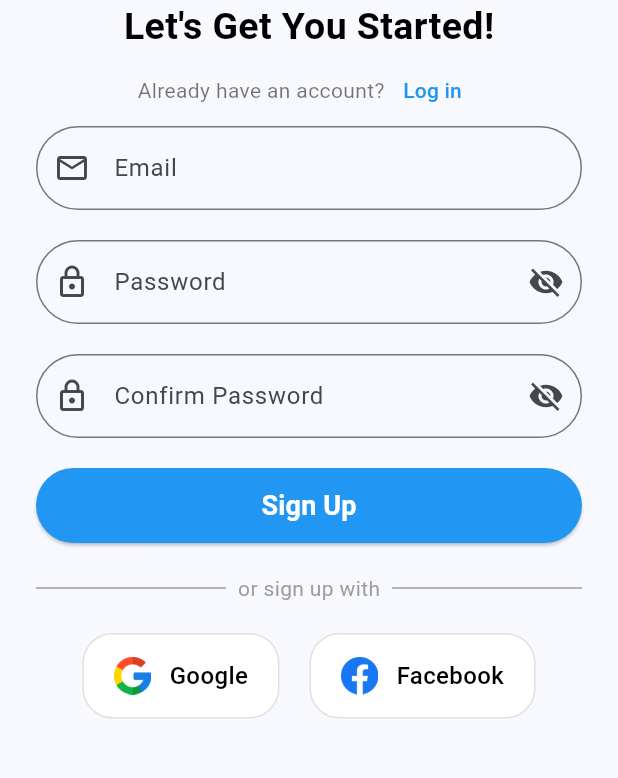
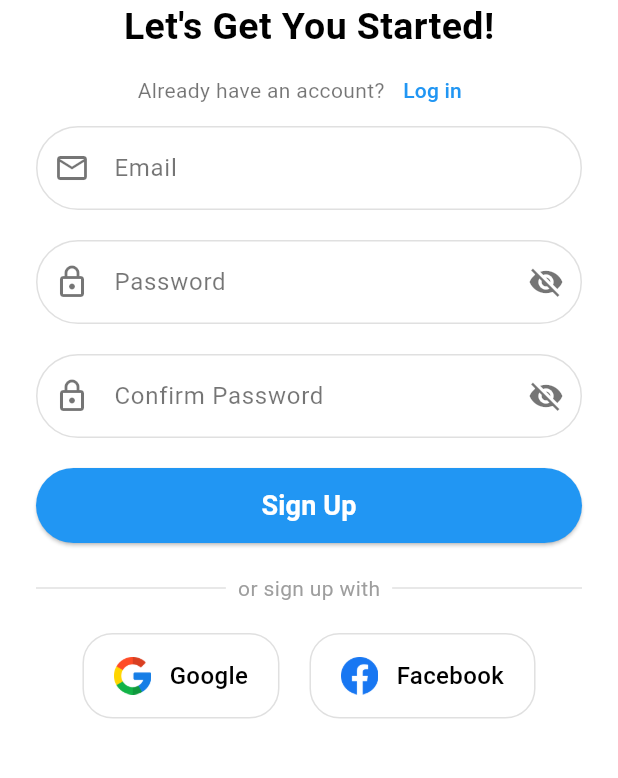
Before and after one commit to Jhn-Zechariah/PRiSM_CapstoneProject, a Flutter app: the screen it shows after launch, after a tap on "Sign Up", on a phone screen of 412 x 824 dp, the part 306-1084 px from its top. Run offline on Flutter 3.47's test engine with Material 3 defaults, Android fonts, the phone set to English and light mode, and no system bars; our stand-ins replace curved_navigation_bar, firebase_auth, firebase_core, fl_chart, flutter_bloc, lottie and 1 more; accounts and stored records are empty; generated files the repository leaves out were written again.

Commit message:
- Updated startup logo - Theme mode code file seperated from main - Updated lightmode and darkmode background color adjusted based on lottie bg color - Started firebase auth - Reconstruct file architecture - Added textfield and button template for reusability

```diff
--- /dev/null
+++ b/lib/features/auth/presentation/components/custom_button.dart
@@ -0,0 +1,36 @@
+import 'package:flutter/material.dart';
+
+class CustomButton extends StatelessWidget {
+  final String text;
+  final VoidCallback onPressed;
+
+  const CustomButton({
+    super.key,
+    required this.text,
+    required this.onPressed,
+  });
+
+  @override
+  Widget build(BuildContext context) {
+    final isDarkMode = Theme.of(context).brightness == Brightness.dark;
+
+    return ElevatedButton(
+      onPressed: onPressed,
+      style: ElevatedButton.styleFrom(
+        minimumSize: const Size(double.infinity, 50),
+        backgroundColor: isDarkMode ? Colors.white : Colors.blue,
+        foregroundColor: isDarkMode ? Colors.black : Colors.white,
+        shape: RoundedRectangleBorder(
+          borderRadius: BorderRadius.circular(30),
+        ),
+      ),
+      child: Text(
+        text,
+        style: const TextStyle(
+          fontSize: 18,
+          fontWeight: FontWeight.bold,
+        ),
+      ),
+    );
+  }
+}
--- /dev/null
+++ b/lib/features/auth/presentation/components/custom_textfield.dart
@@ -0,0 +1,56 @@
+import 'package:flutter/material.dart';
+
+class CustomTextField extends StatelessWidget {
+  final TextEditingController controller;
+  final String labelText;
+  final IconData? prefixIcon; //add '?' if not required
+  final bool obscureText;
+  final Widget? suffixIcon;
+  final String? Function(String?)? validator; // Add validator property
+
+  const CustomTextField({
+    super.key,
+    required this.controller,
+    required this.labelText,
+    this.prefixIcon,
+    this.obscureText = false,
+    this.suffixIcon,
+    this.validator,
+  });
+
+  @override
+  Widget build(BuildContext context) {
+    final isDarkMode = Theme.of(context).brightness == Brightness.dark;
+
+    return TextFormField(
+      controller: controller,
+      obscureText: obscureText,
+      validator: validator,
+      style: TextStyle(
+        color: isDarkMode ? Colors.white : Colors.black,
+      ),
+      decoration: InputDecoration(
+        labelText: labelText,
+        labelStyle: TextStyle(
+          color: isDarkMode ? Colors.white60 : Colors.black54,
+        ),
+        prefixIcon: prefixIcon != null
+            ? Icon(
+          prefixIcon,
+          color: isDarkMode ? Colors.white60 : Colors.black54,
+        )
+            : null,
+        suffixIcon: suffixIcon,
+        enabledBorder: OutlineInputBorder(
+          borderRadius: BorderRadius.circular(30),
+          borderSide: BorderSide(
+            color: isDarkMode ? Colors.white24 : Colors.black12,
+          ),
+        ),
+        border: OutlineInputBorder(
+          borderRadius: BorderRadius.circular(30),
+        ),
+      ),
+    );
+  }
+}
--- a/lib/screens/login_screen.dart
+++ b/lib/features/auth/presentation/pages/login_screen.dart
@@ -1,6 +1,9 @@
 import 'package:flutter/material.dart';
-import 'signup_screen.dart';
-import 'Dashboard_Screen.dart'; // Ensure this filename matches exactly (case-sensitive)
+import '../../../../screens/signup_screen.dart';
+import '../../../../screens/Dashboard_Screen.dart';
+import 'package:prism_app/features/auth/presentation/components/custom_textfield.dart';
+import 'package:prism_app/features/auth/presentation/components/custom_button.dart';
+
 
 class LoginScreen extends StatefulWidget {
   final VoidCallback onThemeToggle;
@@ -19,11 +22,7 @@ class LoginScreenState extends State<LoginScreen> {
 
   // --- MODIFIED LOGIN FOR TESTING ---
   void _login() {
-    // For direct testing: We skip the if(_formKey.currentState!.validate()) check
-    // so you can enter the app immediately upon clicking the button.
-
     debugPrint("Testing Mode: Navigating directly to Dashboard...");
-
     Navigator.pushReplacement(
       context,
       MaterialPageRoute(
@@ -40,7 +39,6 @@ class LoginScreenState extends State<LoginScreen> {
     final isDarkMode = Theme.of(context).brightness == Brightness.dark;
 
     return Scaffold(
-      // Set background color based on theme
       backgroundColor: isDarkMode ? const Color(0xFF121212) : Colors.white,
       body: SafeArea(
         child: SingleChildScrollView(
@@ -53,9 +51,7 @@ class LoginScreenState extends State<LoginScreen> {
                 children: [
                   const SizedBox(height: 60),
                   Image.asset(
-                    isDarkMode
-                        ? 'assets/logo_dark.png'
-                        : 'assets/logo_light.png',
+                    isDarkMode ? 'assets/logo_dark.png' : 'assets/logo_light.png',
                     width: 200,
                     errorBuilder: (context, error, stackTrace) => Icon(
                       Icons.business,
@@ -63,7 +59,6 @@ class LoginScreenState extends State<LoginScreen> {
                       color: isDarkMode ? Colors.white24 : Colors.grey,
                     ),
                   ),
-
                   Text(
                     "Welcome Back!",
                     style: TextStyle(
@@ -101,87 +96,41 @@ class LoginScreenState extends State<LoginScreen> {
                     ],
                   ),
                   const SizedBox(height: 10),
-                  TextFormField(
+
+                  //Email
+                  CustomTextField(
                     controller: emailController,
-                    style: TextStyle(
-                      color: isDarkMode ? Colors.white : Colors.black,
+                    labelText: "Email",
+                    prefixIcon: Icons.email_outlined,
                   ),
-                    decoration: InputDecoration(
-                      labelText: "Email",
-                      labelStyle: TextStyle(
-                        color: isDarkMode ? Colors.white60 : Colors.black54,
-                      ),
-                      prefixIcon: Icon(
-                        Icons.email_outlined,
-                        color: isDarkMode ? Colors.white60 : Colors.black54,
-                      ),
-                      enabledBorder: OutlineInputBorder(
-                        borderRadius: BorderRadius.circular(30),
-                        borderSide: BorderSide(
-                          color: isDarkMode ? Colors.white24 : Colors.black12,
-                        ),
-                      ),
-                      border: OutlineInputBorder(
-                        borderRadius: BorderRadius.circular(30),
-                      ),
-                    ),
-                  ),
+
                   const SizedBox(height: fieldSpacing),
-                  TextFormField(
+
+                  //Password
+                  CustomTextField(
                     controller: passwordController,
+                    labelText: "Password",
+                    prefixIcon: Icons.lock_outlined,
                     obscureText: _obscurePassword,
-                    style: TextStyle(
-                      color: isDarkMode ? Colors.white : Colors.black,
-                    ),
-                    decoration: InputDecoration(
-                      labelText: "Password",
-                      labelStyle: TextStyle(
-                        color: isDarkMode ? Colors.white60 : Colors.black54,
-                      ),
-                      prefixIcon: Icon(
-                        Icons.lock_outlined,
-                        color: isDarkMode ? Colors.white60 : Colors.black54,
-                      ),
                     suffixIcon: IconButton(
                       icon: Icon(
-                          _obscurePassword
-                              ? Icons.visibility_off
-                              : Icons.visibility,
+                        _obscurePassword ? Icons.visibility_off : Icons.visibility,
+                        color: isDarkMode ? Colors.white60 : Colors.black54,
                       ),
                       onPressed: () => setState(
                             () => _obscurePassword = !_obscurePassword,
                       ),
                     ),
-                      enabledBorder: OutlineInputBorder(
-                        borderRadius: BorderRadius.circular(30),
-                        borderSide: BorderSide(
-                          color: isDarkMode ? Colors.white24 : Colors.black12,
                   ),
+
+                  const SizedBox(height: fieldSpacing),
+
+                  // Sign in button
+                  CustomButton(
+                    text: "Sign In",
+                    onPressed: _login,
                   ),
-                      border: const OutlineInputBorder(
-                        borderRadius: BorderRadius.all(Radius.circular(30)),
-                      ),
-                    ),
-                  ),
-                  const SizedBox(height: fieldSpacing),
-                  ElevatedButton(
-                    onPressed: _login, // Triggers the direct navigation
-                    style: ElevatedButton.styleFrom(
-                      minimumSize: const Size(double.infinity, 50),
-                      backgroundColor: isDarkMode ? Colors.white : Colors.blue,
-                      foregroundColor: isDarkMode ? Colors.black : Colors.white,
-                      shape: RoundedRectangleBorder(
-                        borderRadius: BorderRadius.circular(30),
-                      ),
-                    ),
-                    child: const Text(
-                      "Sign In",
-                      style: TextStyle(
-                        fontSize: 18,
-                        fontWeight: FontWeight.bold,
-                      ),
-                    ),
-                  ),
+
                   const SizedBox(height: fieldSpacing),
                   Row(
                     children: [
@@ -210,17 +159,9 @@ class LoginScreenState extends State<LoginScreen> {
                   Row(
                     mainAxisAlignment: MainAxisAlignment.center,
                     children: [
-                      _buildSocialTile(
-                        'assets/google.png',
-                        "Google",
-                        isDarkMode,
-                      ),
+                      _buildSocialTile('assets/google.png', "Google", isDarkMode),
                       const SizedBox(width: 20),
-                      _buildSocialTile(
-                        'assets/facebook.png',
-                        "Facebook",
-                        isDarkMode,
-                      ),
+                      _buildSocialTile('assets/facebook.png', "Facebook", isDarkMode),
                     ],
                   ),
                 ],
--- a/lib/main.dart
+++ b/lib/main.dart
@@ -1,7 +1,15 @@
+import 'package:firebase_core/firebase_core.dart';
 import 'package:flutter/material.dart';
+import 'package:prism_app/firebase_options.dart';
 import 'package:prism_app/screens/splash_screen.dart';
+import 'package:prism_app/themes/app_theme.dart';
 
-void main() {
+void main() async {
+  //firebase setup
+  WidgetsFlutterBinding.ensureInitialized();
+  await Firebase.initializeApp(options: DefaultFirebaseOptions.currentPlatform);
+
+  //run app
   runApp(const MyApp());
 }
 
@@ -13,17 +21,11 @@ class MyApp extends StatefulWidget {
 }
 
 class _MyAppState extends State<MyApp> {
-  // 1. Logic to track the current theme (Defaulting to system)
   ThemeMode _themeMode = ThemeMode.system;
 
-  // 2. Function to switch between modes
   void toggleTheme() {
     setState(() {
-      if (_themeMode == ThemeMode.light) {
-        _themeMode = ThemeMode.dark;
-      } else {
-        _themeMode = ThemeMode.light;
-      }
+      _themeMode = _themeMode == ThemeMode.light ? ThemeMode.dark : ThemeMode.light;
     });
   }
 
@@ -32,28 +34,11 @@ class _MyAppState extends State<MyApp> {
     return MaterialApp(
       debugShowCheckedModeBanner: false,
 
-      // Light Theme Definition
-      theme: ThemeData(
-        colorScheme: ColorScheme.fromSeed(
-          seedColor: Colors.blue,
-          brightness: Brightness.light,
-        ),
-        useMaterial3: true,
-      ),
+      // 👇 Use the extracted themes here
+      theme: AppTheme.lightTheme,
+      darkTheme: AppTheme.darkTheme,
 
-      // Dark Theme Definition
-      darkTheme: ThemeData(
-        colorScheme: ColorScheme.fromSeed(
-          seedColor: Colors.blue,
-          brightness: Brightness.dark,
-        ),
-        useMaterial3: true,
-      ),
-
-      // 3. Use the variable here instead of a hardcoded mode
       themeMode: _themeMode,
-
-      // 4. Pass the toggle function down so Dashboard can use it
       home: SplashScreen(onThemeToggle: toggleTheme),
     );
   }
--- a/lib/screens/Dashboard_Screen.dart
+++ b/lib/screens/Dashboard_Screen.dart
@@ -1,6 +1,6 @@
 import 'package:fl_chart/fl_chart.dart';
 import 'package:flutter/material.dart';
-import 'login_screen.dart';
+import '../features/auth/presentation/pages/login_screen.dart';
 import 'package:curved_navigation_bar/curved_navigation_bar.dart';
 import 'package:prism_app/screens/Pig_profiles.dart';
 import 'app_top_bar.dart';
--- a/lib/screens/signup_screen.dart
+++ b/lib/screens/signup_screen.dart
@@ -1,5 +1,7 @@
 import 'package:flutter/material.dart';
-import 'login_screen.dart';
+import '../features/auth/presentation/pages/login_screen.dart';
+import 'package:prism_app/features/auth/presentation/components/custom_textfield.dart';
+import 'package:prism_app/features/auth/presentation/components/custom_button.dart';
 
 class SignupScreen extends StatefulWidget {
   final VoidCallback onThemeToggle;
@@ -13,8 +15,8 @@ class _SignupScreenState extends State<SignupScreen> {
   final _formKey = GlobalKey<FormState>();
   final TextEditingController emailController = TextEditingController();
   final TextEditingController passwordController = TextEditingController();
-  final TextEditingController confirmpasswordController =
-      TextEditingController();
+  final TextEditingController confirmpasswordController = TextEditingController();
+
   bool _obscurePassword = true;
   bool _obscureConfirmPassword = true;
 
@@ -42,6 +44,7 @@ class _SignupScreenState extends State<SignupScreen> {
     final isDarkMode = Theme.of(context).brightness == Brightness.dark;
 
     return Scaffold(
+      backgroundColor: isDarkMode ? const Color(0xFF121212) : Colors.white,
       body: SafeArea(
         child: SingleChildScrollView(
           child: Padding(
@@ -83,7 +86,6 @@ class _SignupScreenState extends State<SignupScreen> {
                       ),
                       TextButton(
                         onPressed: () {
-                          // UPDATED: Pass the toggle function back to LoginScreen
                           Navigator.pushReplacement(
                             context,
                             MaterialPageRoute(
@@ -101,33 +103,26 @@ class _SignupScreenState extends State<SignupScreen> {
                     ],
                   ),
 
-                  // Email field
-                  TextFormField(
+                  // Email Field
+                  CustomTextField(
                     controller: emailController,
-                    decoration: const InputDecoration(
                     labelText: "Email",
-                      prefixIcon: Icon(Icons.email_outlined),
-                      border: OutlineInputBorder(
-                        borderRadius: BorderRadius.all(Radius.circular(30)),
-                      ),
-                    ),
+                    prefixIcon: Icons.email_outlined,
                     validator: (value) =>
-                        value!.isEmpty ? "Please enter your email" : null,
+                    value == null || value.isEmpty ? "Please enter your email" : null,
                   ),
                   const SizedBox(height: fieldSpacing),
 
-                  // Password field
-                  TextFormField(
+                  // Password Field
+                  CustomTextField(
                     controller: passwordController,
+                    labelText: "Password",
+                    prefixIcon: Icons.lock_outlined,
                     obscureText: _obscurePassword,
-                    decoration: InputDecoration(
-                      labelText: "Password",
-                      prefixIcon: const Icon(Icons.lock_outlined),
                     suffixIcon: IconButton(
                       icon: Icon(
-                          _obscurePassword
-                              ? Icons.visibility_off
-                              : Icons.visibility,
+                        _obscurePassword ? Icons.visibility_off : Icons.visibility,
+                        color: isDarkMode ? Colors.white60 : Colors.black54,
                       ),
                       onPressed: () {
                         setState(() {
@@ -135,27 +130,21 @@ class _SignupScreenState extends State<SignupScreen> {
                         });
                       },
                     ),
-                      border: const OutlineInputBorder(
-                        borderRadius: BorderRadius.all(Radius.circular(30)),
-                      ),
-                    ),
                     validator: (value) =>
-                        value!.isEmpty ? "Please enter your password" : null,
+                    value == null || value.isEmpty ? "Please enter your password" : null,
                   ),
                   const SizedBox(height: fieldSpacing),
 
-                  // Confirm Password field
-                  TextFormField(
+                  // Confirm Password Field
+                  CustomTextField(
                     controller: confirmpasswordController,
+                    labelText: "Confirm Password",
+                    prefixIcon: Icons.lock_outlined,
                     obscureText: _obscureConfirmPassword,
-                    decoration: InputDecoration(
-                      labelText: "Confirm Password",
-                      prefixIcon: const Icon(Icons.lock_outlined),
                     suffixIcon: IconButton(
                       icon: Icon(
-                          _obscureConfirmPassword
-                              ? Icons.visibility_off
-                              : Icons.visibility,
+                        _obscureConfirmPassword ? Icons.visibility_off : Icons.visibility,
+                        color: isDarkMode ? Colors.white60 : Colors.black54,
                       ),
                       onPressed: () {
                         setState(() {
@@ -163,12 +152,8 @@ class _SignupScreenState extends State<SignupScreen> {
                         });
                       },
                     ),
-                      border: const OutlineInputBorder(
-                        borderRadius: BorderRadius.all(Radius.circular(30)),
-                      ),
-                    ),
                     validator: (value) {
-                      if (value!.isEmpty) return "Please confirm your password";
+                      if (value == null || value.isEmpty) return "Please confirm your password";
                       if (value != passwordController.text) {
                         return "Passwords do not match";
                       }
@@ -177,31 +162,24 @@ class _SignupScreenState extends State<SignupScreen> {
                   ),
                   const SizedBox(height: fieldSpacing),
 
-                  // Signup button
-                  ElevatedButton(
+                  // Signup Button
+                  CustomButton(
+                    text: "Sign Up",
                     onPressed: _signup,
-                    style: ElevatedButton.styleFrom(
-                      minimumSize: const Size(double.infinity, 50),
-                      backgroundColor: isDarkMode ? Colors.white : Colors.blue,
-                      foregroundColor: isDarkMode ? Colors.black : Colors.white,
                   ),
-                    child: const Text(
-                      "Sign Up",
-                      style: TextStyle(
-                        fontSize: 18,
-                        fontWeight: FontWeight.bold,
-                      ),
-                    ),
-                  ),
+
                   const SizedBox(height: fieldSpacing),
 
                   // or sign up with separator
-                  const Row(
+                  Row(
                     children: [
                       Expanded(
-                        child: Divider(thickness: 1, color: Colors.grey),
+                        child: Divider(
+                            thickness: 1,
+                            color: isDarkMode ? Colors.white10 : Colors.grey[300]
                         ),
-                      Padding(
+                      ),
+                      const Padding(
                         padding: EdgeInsets.symmetric(horizontal: 8.0),
                         child: Text(
                           "or sign up with",
@@ -209,7 +187,10 @@ class _SignupScreenState extends State<SignupScreen> {
                         ),
                       ),
                       Expanded(
-                        child: Divider(thickness: 1, color: Colors.grey),
+                        child: Divider(
+                            thickness: 1,
+                            color: isDarkMode ? Colors.white10 : Colors.grey[300]
+                        ),
                       ),
                     ],
                   ),
@@ -241,7 +222,6 @@ class _SignupScreenState extends State<SignupScreen> {
     );
   }
 
-  // Helper method for social tiles to keep build method clean
   Widget _buildSocialTile(String asset, String label, bool isDark) {
     return Container(
       padding: const EdgeInsets.symmetric(horizontal: 20, vertical: 15),
--- a/lib/screens/splash_screen.dart
+++ b/lib/screens/splash_screen.dart
@@ -1,6 +1,6 @@
 import 'package:flutter/material.dart';
 import 'package:lottie/lottie.dart';
-import 'login_screen.dart';
+import '../features/auth/presentation/pages/login_screen.dart';
 
 class SplashScreen extends StatefulWidget {
   // 1. Define the parameter to receive the function from main.dart
--- /dev/null
+++ b/lib/themes/app_theme.dart
@@ -0,0 +1,23 @@
+import 'package:flutter/material.dart';
+
+class AppTheme {
+  // Light Theme
+  static final ThemeData lightTheme = ThemeData(
+    scaffoldBackgroundColor: const Color(0xFFF5F8FD), // #f5f8fd
+    colorScheme: ColorScheme.fromSeed(
+      seedColor: Colors.blue,
+      brightness: Brightness.light,
+    ),
+    useMaterial3: true,
+  );
+
+  // Dark Theme
+  static final ThemeData darkTheme = ThemeData(
+    scaffoldBackgroundColor: const Color(0xFF12151A), // #12151a
+    colorScheme: ColorScheme.fromSeed(
+      seedColor: Colors.blue,
+      brightness: Brightness.dark,
+    ),
+    useMaterial3: true,
+  );
+}
--- a/pubspec.yaml
+++ b/pubspec.yaml
@@ -39,9 +39,11 @@ dependencies:
   # The following adds the Cupertino Icons font to your application.
   # Use with the CupertinoIcons class for iOS style icons.
   cupertino_icons: ^1.0.8
-  firebase_auth: ^6.2.0
+  firebase_auth: ^6.3.0
   device_preview: ^1.3.1
   material_symbols_icons: ^4.2928.0
+  firebase_core: ^4.6.0
+  flutter_bloc: ^9.1.1
 
 dev_dependencies:
   flutter_test:
```
Also changed, not shown: lib/features/auth/data/firebase_auth_repo.dart (added, +107 -0 lines), lib/features/auth/domain/models/app_user.dart (added, +25 -0 lines), lib/features/auth/domain/repo/auth_repo.dart (added, +16 -0 lines), lib/features/auth/presentation/cubits/auth_cubit.dart (added, +104 -0 lines), lib/features/auth/presentation/cubits/auth_states.dart (added, +30 -0 lines), pubspec.lock, 3 other files. Lines whose indentation alone changed are shown as unchanged.
